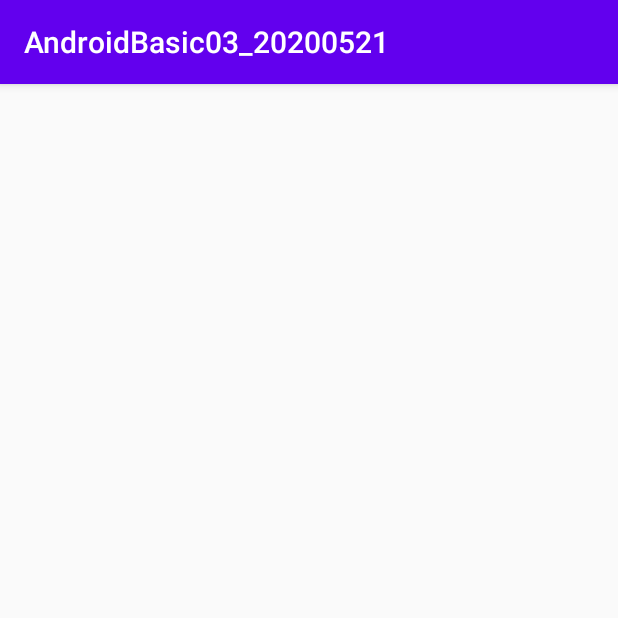
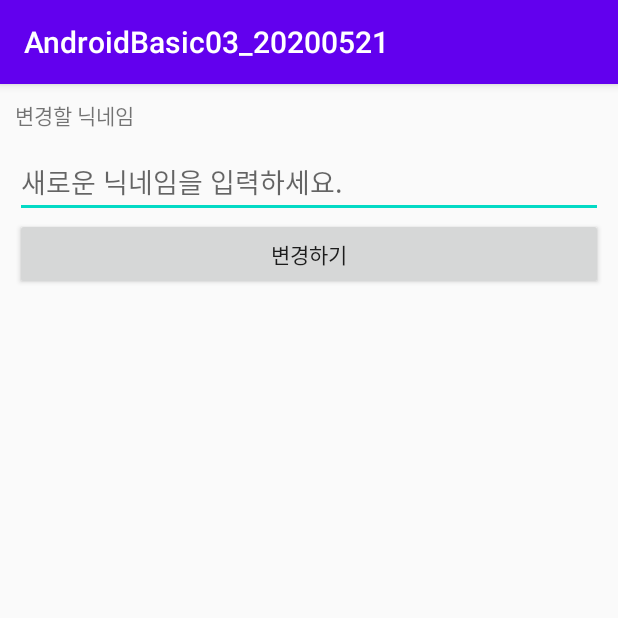
Before and after one commit to dani0907/AndroidBasic03_20200521, an Android app: the EditUserNickNameActivity screen opened directly, with no data from a screen before it, on a phone screen of 412 x 824 dp, the top half of it. Run offline under Robolectric (Android 15) with nearby library versions, the phone set to English and light mode, and no system bars.

Commit message:
닉네임 변경 화면 완료

```diff
--- a/app/src/main/res/layout/activity_edit_user_nick_name.xml
+++ b/app/src/main/res/layout/activity_edit_user_nick_name.xml
@@ -4,6 +4,23 @@
     xmlns:tools="http://schemas.android.com/tools"
     android:layout_width="match_parent"
     android:layout_height="match_parent"
-    tools:context=".EditUserNickNameActivity">
+    tools:context=".EditUserNickNameActivity"
+    android:orientation="vertical"
+    android:padding="10dp">
+    <TextView
+        android:layout_width="wrap_content"
+        android:layout_height="wrap_content"
+        android:text="변경할 닉네임"/>
+    <EditText
+        android:layout_width="match_parent"
+        android:layout_height="wrap_content"
+        android:layout_marginTop="10dp"
+        android:hint="새로운 닉네임을 입력하세요."
+        android:singleLine="true"/>
+    <Button
+        android:layout_width="match_parent"
+        android:layout_height="wrap_content"
+        android:text="변경하기"/>
+
 
 </LinearLayout>
```
